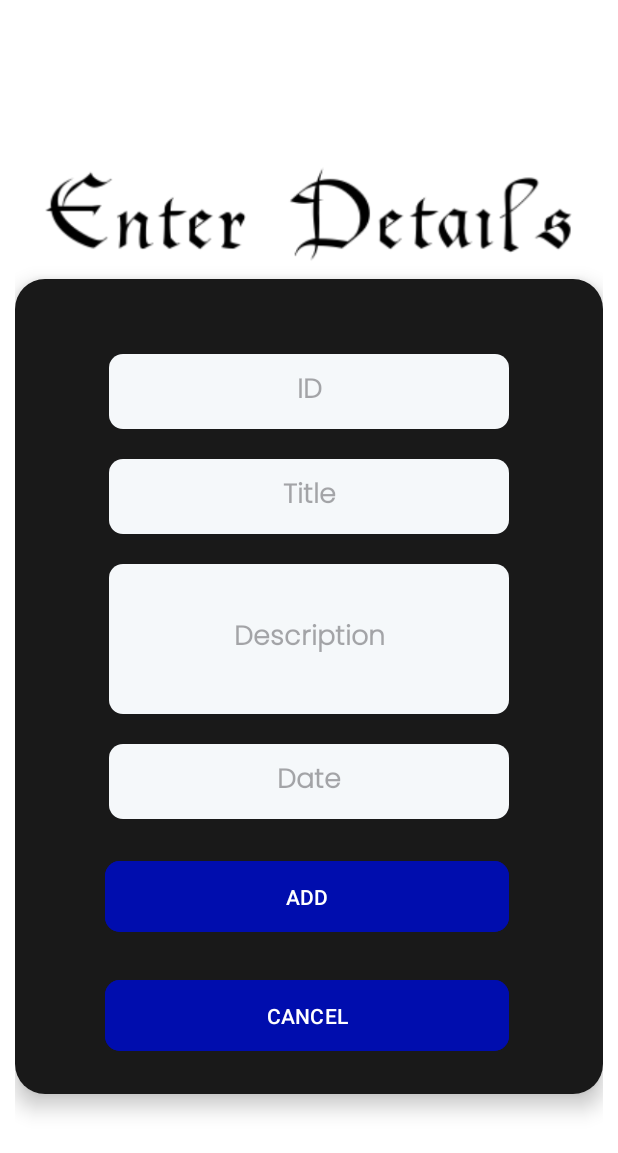
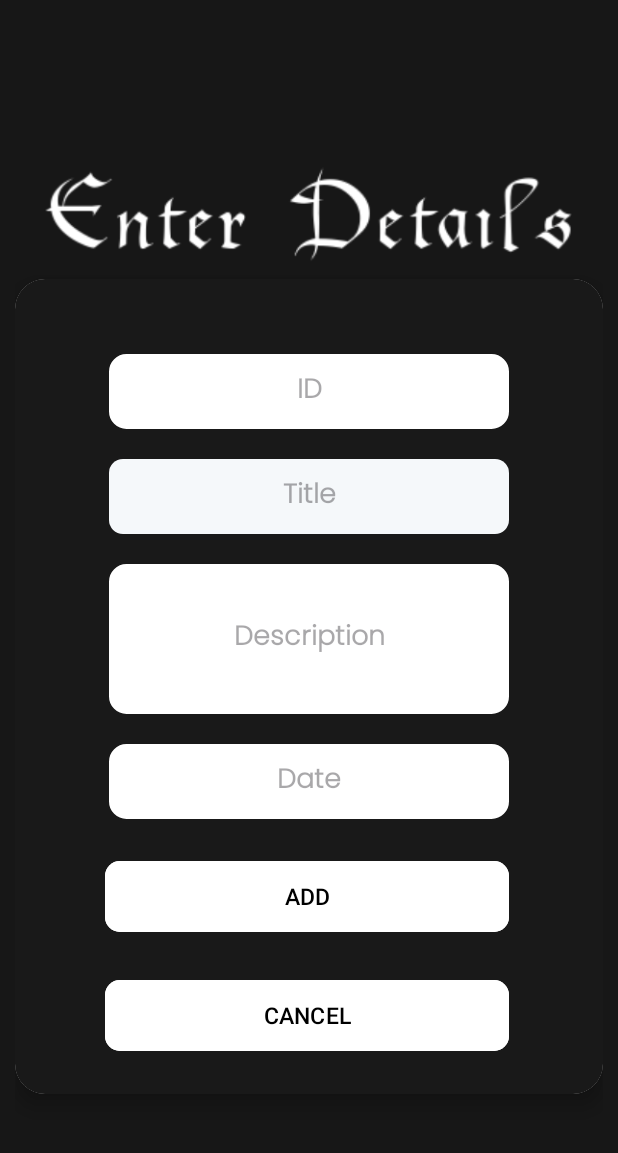
Before and after one commit to aditya230302/DetailsApp, an Android app: the add screen opened directly, with no data from a screen before it, on a phone screen of 412 x 824 dp. Shown: the top 1153 px of the screen. Run offline under Robolectric (Android 15) with nearby library versions, the phone set to English and light mode, and no system bars; our stand-ins replace Room's generated code.

Commit message:
changed UI

```diff
--- a/app/src/main/res/drawable/edittextbackground.xml
+++ b/app/src/main/res/drawable/edittextbackground.xml
@@ -1,7 +1,8 @@
 <?xml version="1.0" encoding="utf-8"?>
 <shape xmlns:android="http://schemas.android.com/apk/res/android">
     <solid android:color="@color/white"></solid>
+    <corners android:radius="10dp"/>
     <stroke
         android:width="3dp"
-        android:color="#000"/>
+        android:color="@color/white"/>
 </shape>
--- a/app/src/main/res/layout/add.xml
+++ b/app/src/main/res/layout/add.xml
@@ -6,7 +6,7 @@
     android:layout_height="match_parent"
     android:orientation="vertical"
     android:gravity="center"
-    android:background="@color/white"
+    android:background="@color/g_black"
     android:padding="10dp"
     tools:context=".add"
     >
@@ -17,7 +17,7 @@
         android:layout_height="86dp"
         android:layout_marginTop="5dp"
         android:layout_gravity="center"
-        android:src="@drawable/adddetails" />
+        android:src="@drawable/adddetails1" />
 
     <androidx.cardview.widget.CardView
         android:layout_width="match_parent"
@@ -40,6 +40,7 @@
                 android:layout_marginTop="50dp"
                 android:ems="10"
                 android:hint="ID"
+                android:background="@drawable/edittextbackground"
                 android:inputType="textPersonName"
                 android:minHeight="48dp"
                 app:layout_constraintEnd_toEndOf="parent"
@@ -71,6 +72,8 @@
                 android:layout_marginTop="20dp"
                 android:ems="10"
                 android:hint="Description"
+
+                android:background="@drawable/edittextbackground"
                 android:minHeight="48dp"
                 android:scrollbarAlwaysDrawVerticalTrack="true"
                 app:layout_constraintEnd_toEndOf="parent"
@@ -87,6 +90,8 @@
                 android:layout_marginTop="20dp"
                 android:ems="10"
                 android:hint="Date"
+
+                android:background="@drawable/edittextbackground"
                 android:minHeight="48dp"
                 app:layout_constraintEnd_toEndOf="parent"
                 app:layout_constraintHorizontal_bias="0.502"
@@ -100,9 +105,11 @@
                 android:layout_height="55dp"
                 android:layout_marginStart="60dp"
                 android:layout_marginTop="24dp"
-                android:backgroundTint="@color/g_blue"
+                android:backgroundTint="@color/white"
                 android:text="ADD"
+                android:textColor="@color/black"
                 app:cornerRadius="10dp"
+                android:textSize="15dp"
                 app:rippleColor="@color/g_blue100"
                 app:layout_constraintStart_toStartOf="parent"
                 app:layout_constraintTop_toBottomOf="@+id/ageID" />
@@ -113,9 +120,11 @@
                 android:layout_height="55dp"
                 android:layout_marginStart="60dp"
                 android:layout_marginTop="24dp"
-                android:backgroundTint="@color/g_blue"
+                android:backgroundTint="@color/white"
                 android:text="CANCEL"
                 app:cornerRadius="10dp"
+                android:textSize="15dp"
+                android:textColor="@color/black"
                 app:rippleColor="@color/g_blue100"
                 app:layout_constraintStart_toStartOf="parent"
                 app:layout_constraintTop_toBottomOf="@+id/addBtn" />
```
